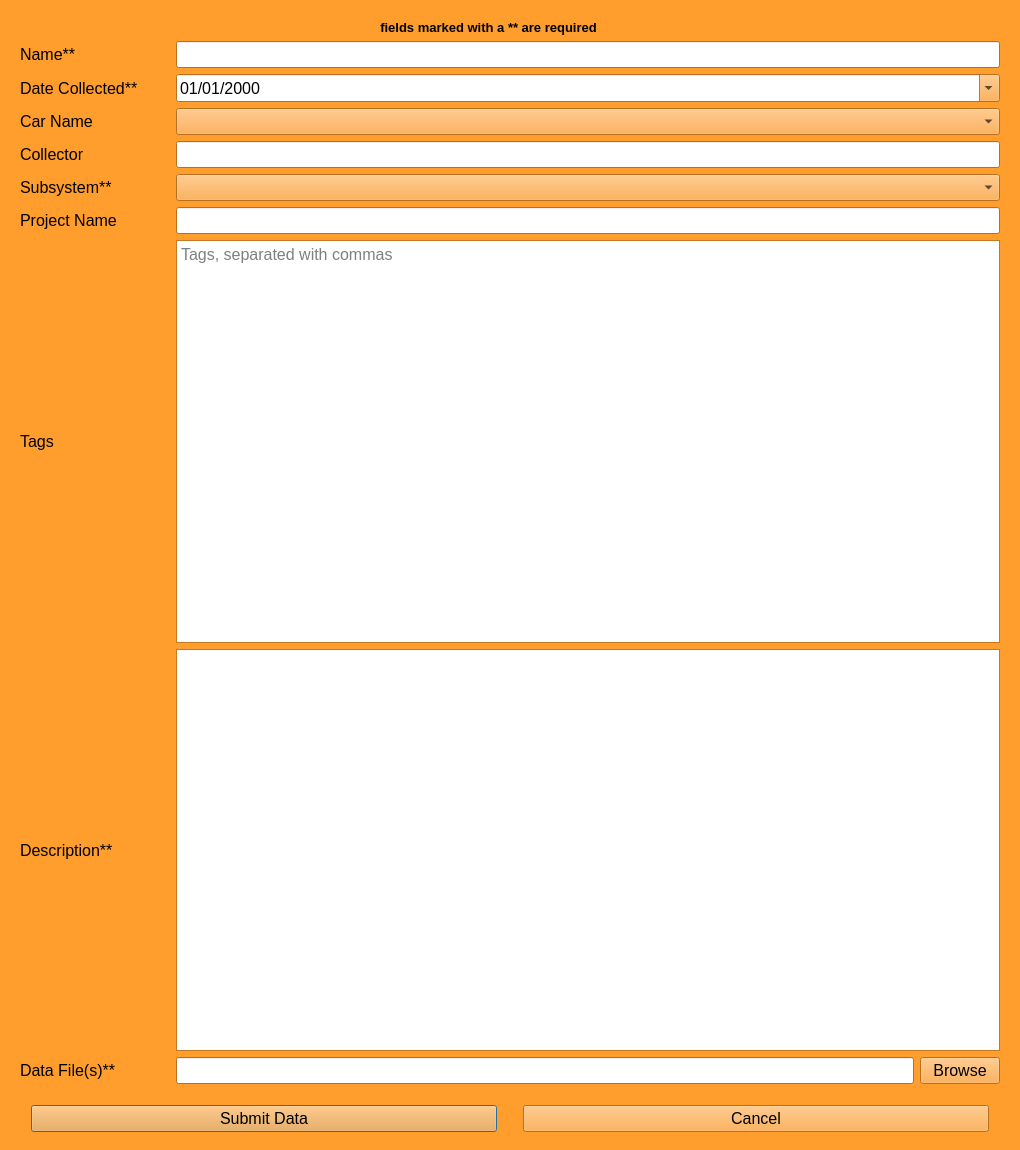
This is src/editUI.ui in CaitlinBarron/baja_database as Qt 5 draws it before an edit. The edited form follows.
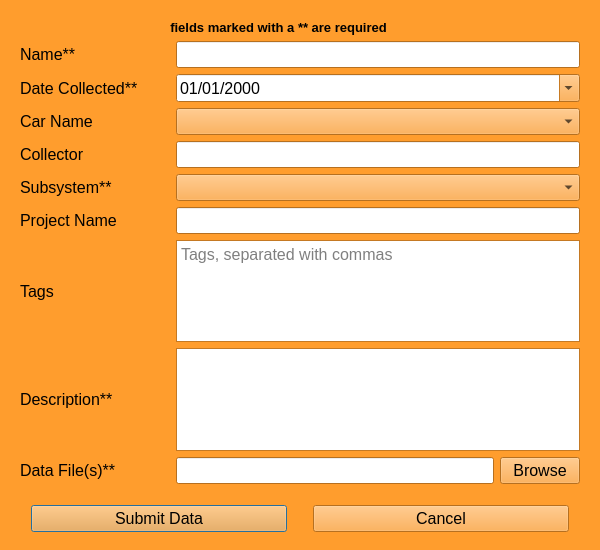
This is the edited form. Icons and pictures are not drawn.

```diff
--- a/src/editUI.ui
+++ b/src/editUI.ui
@@ -6,8 +6,8 @@
    <rect>
     <x>0</x>
     <y>0</y>
-    <width>1020</width>
-    <height>1150</height>
+    <width>600</width>
+    <height>550</height>
    </rect>
   </property>
   <property name="sizePolicy">
@@ -18,8 +18,8 @@
   </property>
   <property name="minimumSize">
    <size>
-    <width>750</width>
-    <height>0</height>
+    <width>500</width>
+    <height>500</height>
    </size>
   </property>
   <property name="palette">
@@ -554,8 +554,8 @@
        <rect>
         <x>0</x>
         <y>0</y>
-        <width>1000</width>
-        <height>749</height>
+        <width>582</width>
+        <height>484</height>
        </rect>
       </property>
       <layout class="QGridLayout" name="gridLayout_2">
```
